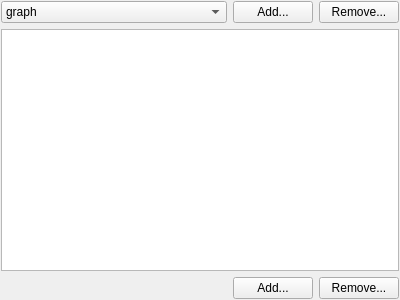
Before: the Qt Designer form code/src/CClassAttributesEditorUI.ui in ArsMasiuk/qvge, drawn with Qt 5.
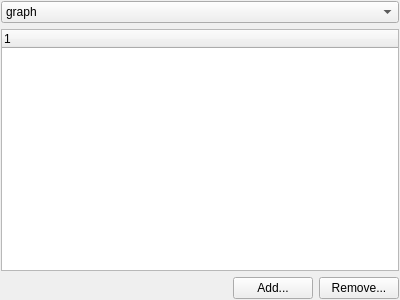
After: the same form once the commit is applied. Custom widgets are drawn as their Qt base class.

Commit message: attributes UI qtpropertybrowser replaces qsint props

Diff of the .ui file:
```diff
--- a/code/src/CClassAttributesEditorUI.ui
+++ b/code/src/CClassAttributesEditorUI.ui
@@ -53,53 +53,13 @@
        </item>
       </widget>
      </item>
-     <item>
-      <widget class="QPushButton" name="AddClassButton">
-       <property name="statusTip">
-        <string>Add new custom attribute for the selected items</string>
-       </property>
-       <property name="text">
-        <string>Add...</string>
-       </property>
-      </widget>
-     </item>
-     <item>
-      <widget class="QPushButton" name="RemoveClassButton">
-       <property name="statusTip">
-        <string>Remove the attribute from the selected items</string>
-       </property>
-       <property name="text">
-        <string>Remove...</string>
-       </property>
-      </widget>
-     </item>
     </layout>
    </item>
    <item>
-    <widget class="CPropertyEditor" name="Editor">
-     <property name="editTriggers">
-      <set>QAbstractItemView::NoEditTriggers</set>
-     </property>
-     <property name="alternatingRowColors">
-      <bool>true</bool>
-     </property>
-     <property name="allColumnsShowFocus">
-      <bool>true</bool>
-     </property>
-     <attribute name="headerVisible">
-      <bool>false</bool>
-     </attribute>
-     <attribute name="headerCascadingSectionResizes">
-      <bool>true</bool>
-     </attribute>
+    <widget class="QtTreePropertyBrowser" name="Editor">
      <column>
       <property name="text">
-       <string notr="true">Attribute</string>
-      </property>
-     </column>
-     <column>
-      <property name="text">
-       <string>Value</string>
+       <string notr="true">1</string>
       </property>
      </column>
     </widget>
@@ -145,15 +105,13 @@
  </widget>
  <customwidgets>
   <customwidget>
-   <class>CPropertyEditor</class>
+   <class>QtTreePropertyBrowser</class>
    <extends>QTreeWidget</extends>
-   <header>CPropertyEditor.h</header>
+   <header location="global">QtTreePropertyBrowser</header>
   </customwidget>
  </customwidgets>
  <tabstops>
   <tabstop>ClassId</tabstop>
-  <tabstop>AddClassButton</tabstop>
-  <tabstop>RemoveClassButton</tabstop>
   <tabstop>Editor</tabstop>
   <tabstop>AddButton</tabstop>
   <tabstop>RemoveButton</tabstop>
```
The commit also changes 139 other files.
